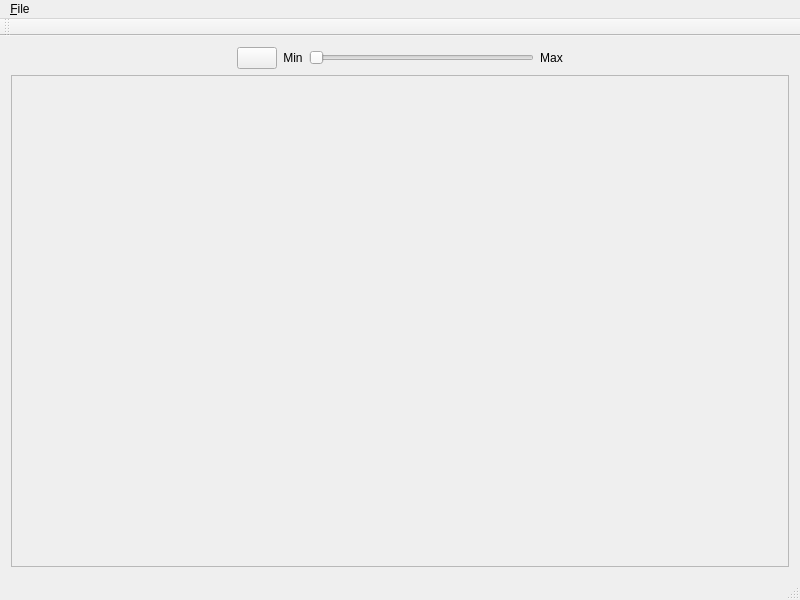
Qt form DMHelper/src/dmc_mainwindow.ui (MMetze/DMHelper) before a commit.
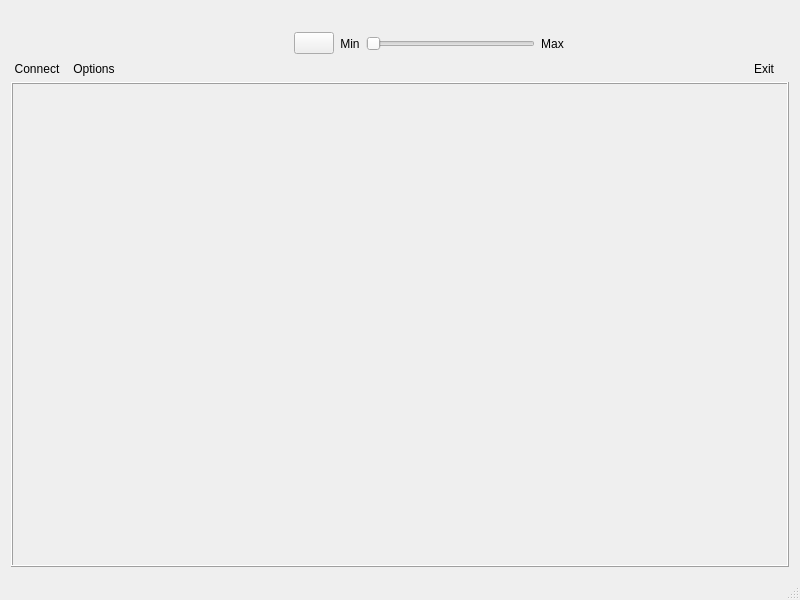
The same form after that commit. Icons and pictures are not drawn.

Patch:
```diff
--- a/DMHelper/src/dmc_mainwindow.ui
+++ b/DMHelper/src/dmc_mainwindow.ui
@@ -44,7 +44,120 @@
    </property>
    <layout class="QVBoxLayout" name="verticalLayout">
     <item>
-     <layout class="QHBoxLayout" name="horizontalLayout_2">
+     <layout class="QHBoxLayout" name="horizontalLayout">
+      <item>
+       <layout class="QVBoxLayout" name="verticalLayout_11">
+        <property name="spacing">
+         <number>0</number>
+        </property>
+        <item>
+         <widget class="QPushButton" name="btnConnect">
+          <property name="minimumSize">
+           <size>
+            <width>52</width>
+            <height>50</height>
+           </size>
+          </property>
+          <property name="maximumSize">
+           <size>
+            <width>52</width>
+            <height>50</height>
+           </size>
+          </property>
+          <property name="toolTip">
+           <string>Connect to a DMHelper session.</string>
+          </property>
+          <property name="text">
+           <string/>
+          </property>
+          <property name="icon">
+           <iconset resource="dmc_resources.qrc">
+            <normaloff>:/img/data/icon_networkconnection_off.png</normaloff>:/img/data/icon_networkconnection_off.png</iconset>
+          </property>
+          <property name="iconSize">
+           <size>
+            <width>40</width>
+            <height>40</height>
+           </size>
+          </property>
+          <property name="checkable">
+           <bool>true</bool>
+          </property>
+          <property name="flat">
+           <bool>true</bool>
+          </property>
+         </widget>
+        </item>
+        <item>
+         <widget class="QLabel" name="lblConnect">
+          <property name="text">
+           <string>Connect</string>
+          </property>
+          <property name="alignment">
+           <set>Qt::AlignBottom|Qt::AlignHCenter</set>
+          </property>
+         </widget>
+        </item>
+       </layout>
+      </item>
+      <item>
+       <layout class="QVBoxLayout" name="verticalLayout_6">
+        <property name="spacing">
+         <number>0</number>
+        </property>
+        <item>
+         <widget class="QPushButton" name="btnOptions">
+          <property name="minimumSize">
+           <size>
+            <width>50</width>
+            <height>50</height>
+           </size>
+          </property>
+          <property name="maximumSize">
+           <size>
+            <width>50</width>
+            <height>50</height>
+           </size>
+          </property>
+          <property name="toolTip">
+           <string>Open the DMHelper Client options</string>
+          </property>
+          <property name="text">
+           <string/>
+          </property>
+          <property name="icon">
+           <iconset resource="dmc_resources.qrc">
+            <normaloff>:/img/data/icon_options.png</normaloff>:/img/data/icon_options.png</iconset>
+          </property>
+          <property name="iconSize">
+           <size>
+            <width>40</width>
+            <height>40</height>
+           </size>
+          </property>
+          <property name="shortcut">
+           <string>Ctrl+S</string>
+          </property>
+          <property name="checkable">
+           <bool>false</bool>
+          </property>
+          <property name="flat">
+           <bool>true</bool>
+          </property>
+         </widget>
+        </item>
+        <item>
+         <widget class="QLabel" name="lblOptions">
+          <property name="text">
+           <string>Options</string>
+          </property>
+          <property name="alignment">
+           <set>Qt::AlignBottom|Qt::AlignHCenter</set>
+          </property>
+         </widget>
+        </item>
+       </layout>
+      </item>
       <item>
        <spacer name="horizontalSpacer">
         <property name="orientation">
@@ -115,6 +228,70 @@
         </property>
        </spacer>
       </item>
+      <item>
+       <layout class="QVBoxLayout" name="verticalLayout_5">
+        <property name="spacing">
+         <number>0</number>
+        </property>
+        <item>
+         <widget class="QPushButton" name="btnExit">
+          <property name="minimumSize">
+           <size>
+            <width>50</width>
+            <height>50</height>
+           </size>
+          </property>
+          <property name="maximumSize">
+           <size>
+            <width>50</width>
+            <height>50</height>
+           </size>
+          </property>
+          <property name="toolTip">
+           <string>Close the DMHelper Client</string>
+          </property>
+          <property name="text">
+           <string/>
+          </property>
+          <property name="icon">
+           <iconset resource="dmc_resources.qrc">
+            <normaloff>:/img/data/icon_close.png</normaloff>:/img/data/icon_close.png</iconset>
+          </property>
+          <property name="iconSize">
+           <size>
+            <width>40</width>
+            <height>40</height>
+           </size>
+          </property>
+          <property name="flat">
+           <bool>true</bool>
+          </property>
+         </widget>
+        </item>
+        <item>
+         <widget class="QLabel" name="lblExit">
+          <property name="minimumSize">
+           <size>
+            <width>0</width>
+            <height>15</height>
+           </size>
+          </property>
+          <property name="maximumSize">
+           <size>
+            <width>16777215</width>
+            <height>15</height>
+           </size>
+          </property>
+          <property name="text">
+           <string>Exit</string>
+          </property>
+          <property name="alignment">
+           <set>Qt::AlignBottom|Qt::AlignHCenter</set>
+          </property>
+         </widget>
+        </item>
+       </layout>
+      </item>
      </layout>
     </item>
     <item>
@@ -126,7 +303,7 @@
        </sizepolicy>
       </property>
       <property name="frameShape">
-       <enum>QFrame::StyledPanel</enum>
+       <enum>QFrame::Box</enum>
       </property>
       <property name="frameShadow">
        <enum>QFrame::Raised</enum>
@@ -153,38 +330,6 @@
     </item>
    </layout>
   </widget>
-  <widget class="QMenuBar" name="menuBar">
-   <property name="geometry">
-    <rect>
-     <x>0</x>
-     <y>0</y>
-     <width>800</width>
-     <height>21</height>
-    </rect>
-   </property>
-   <property name="styleSheet">
-    <string notr="true">background-image: url(:/img/data/parchment.jpg);</string>
-   </property>
-   <widget class="QMenu" name="menu_File">
-    <property name="title">
-     <string>&amp;File</string>
-    </property>
-    <addaction name="actionOptions"/>
-    <addaction name="actionExit"/>
-   </widget>
-   <addaction name="menu_File"/>
-  </widget>
-  <widget class="QToolBar" name="mainToolBar">
-   <property name="styleSheet">
-    <string notr="true">background-image: url(:/img/data/parchment.jpg);</string>
-   </property>
-   <attribute name="toolBarArea">
-    <enum>TopToolBarArea</enum>
-   </attribute>
-   <attribute name="toolBarBreak">
-    <bool>false</bool>
-   </attribute>
-  </widget>
   <widget class="QStatusBar" name="statusBar">
    <property name="styleSheet">
     <string notr="true">background-image: url(:/img/data/parchment.jpg);</string>
```
Left out of the diff: 2 changed lines with no effect on the pictures.
